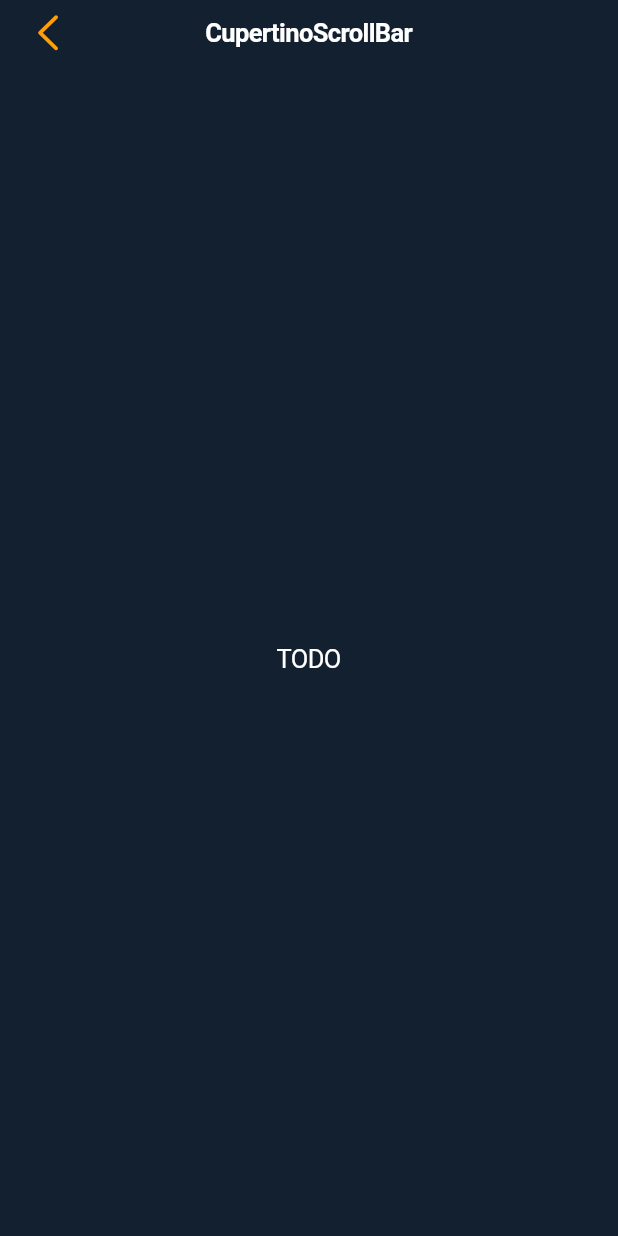
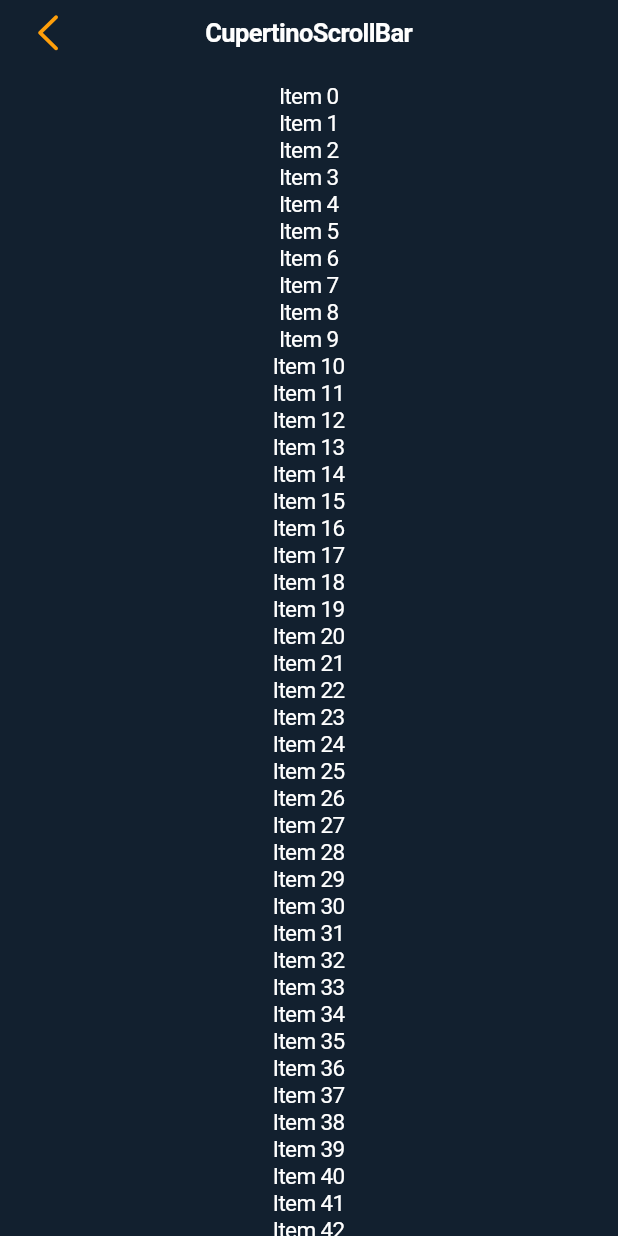
Before and after one commit to prostakov/flutter-testing, a Flutter app: the Cupertino12ScrollBarScreen screen opened by its route, on a phone screen of 412 x 824 dp. Run offline on Flutter 3.47's test engine with Material 2 defaults, Android fonts, the phone set to English and light mode, and no system bars; our stand-ins replace carousel_slider, flutter_bloc, flutter_phoenix, flutter_rating_bar, google_maps_flutter, image_picker and 4 more; missing offline and left inert: devicelocale, grouped_buttons; accounts and stored records are empty.

Commit message:
Fix cupertino12ScrollBarScreen.dart

```diff
--- a/cupertino_test/lib/screens/cupertino12ScrollBarScreen.dart
+++ b/cupertino_test/lib/screens/cupertino12ScrollBarScreen.dart
@@ -11,7 +11,17 @@ class _Cupertino12ScrollBarScreenState extends State<Cupertino12ScrollBarScreen>
   Widget build(BuildContext context) {
     return CupertinoPageScaffold(
       navigationBar: DefaultHeader(title: 'CupertinoScrollBar'),
-      child: Center(child: Text('TODO')),
+      child: CupertinoScrollbar(
+        thickness: 15,
+        thicknessWhileDragging: 20,
+        radius: Radius.circular(20),
+        radiusWhileDragging: Radius.circular(10),
+        child: ListView.builder(
+            itemCount: 50,
+            itemBuilder: (BuildContext context, int index) => Center(
+                  child: Text("Item ${index}", style: TextStyle(fontSize: 15)),
+                )),
+      ),
     );
   }
 }
```
